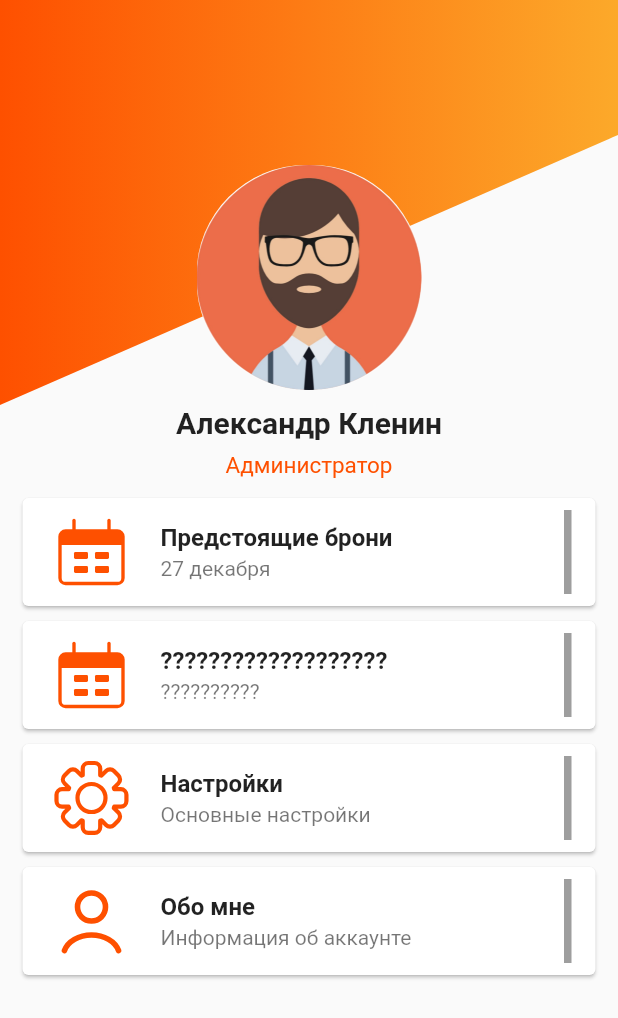
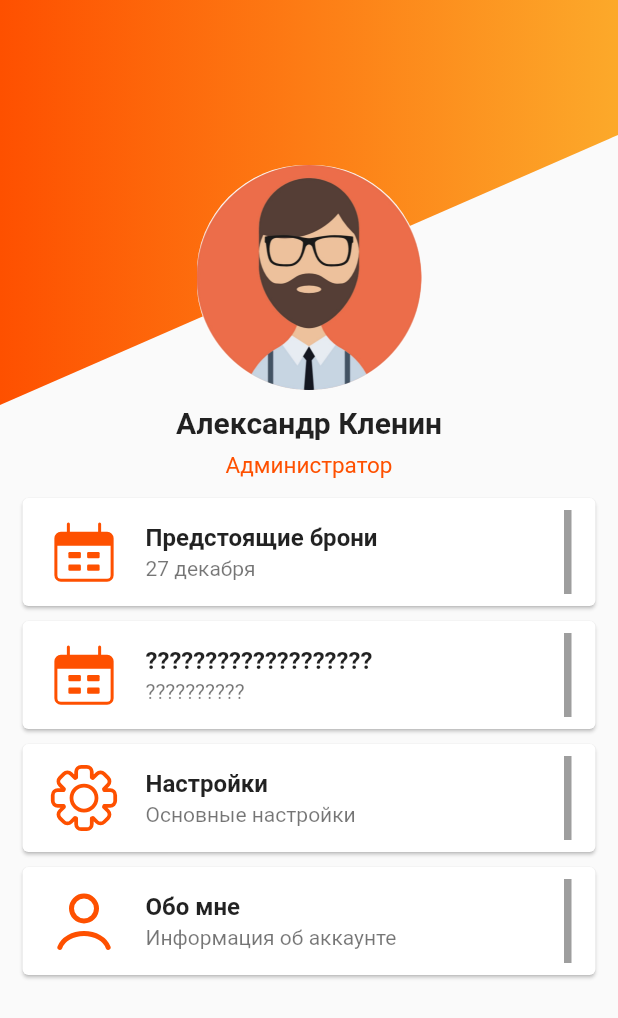
Before and after one commit to WordyArc/atb_plugin, a Flutter app: the screen it shows after launch, on a phone screen of 412 x 824 dp. Shown: the top 1018 px of the screen. Run offline on Flutter 3.47's test engine with Material 2 defaults, Android fonts, the phone set to English and light mode, and no system bars; our stand-ins replace flutter_svg.

Commit message:
Hotfix: profile screen

```diff
--- a/lib/globals.dart
+++ b/lib/globals.dart
@@ -3,6 +3,7 @@ library my_prj.globals; //Объявляем его как либу.
 // asset path
 
 const String profileImage = 'assets/images/theKlenin.jpeg';
+const int atbMainColor = 0xFFFE5000;
 const String atbLogo = 'assets/svg/atb_logo-orange_black.svg';
 
 bool AllOK = false;
--- a/lib/ui/widgets/profile_card.dart
+++ b/lib/ui/widgets/profile_card.dart
@@ -1,3 +1,4 @@
+import 'package:atb_plugin/globals.dart';
 import 'package:flutter/material.dart';
 import 'package:flutter_svg/svg.dart';
 
@@ -5,7 +6,7 @@ class ProfileCard extends StatelessWidget {
   final String title;
   final String subtitle;
   final String pathToIcon;
-  static const double _iconSize = 60.0;
+  static const double _iconSize = 50.0;
 
   const ProfileCard({
     Key? key,
@@ -31,7 +32,7 @@ class ProfileCard extends StatelessWidget {
               ),
               child: SvgPicture.asset(
                   pathToIcon,
-                  color: const Color(0xFFFE5000),
+                  color: const Color(atbMainColor),
               ),
             ),
             title: Text(
```
